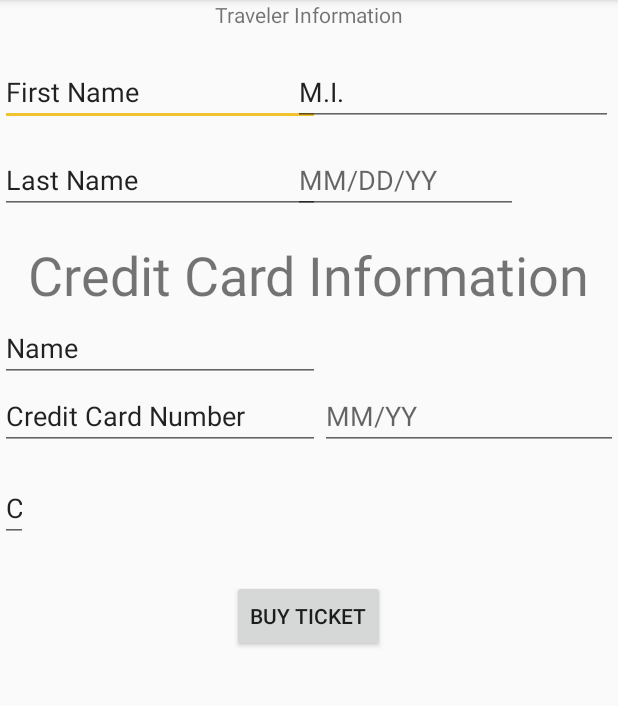
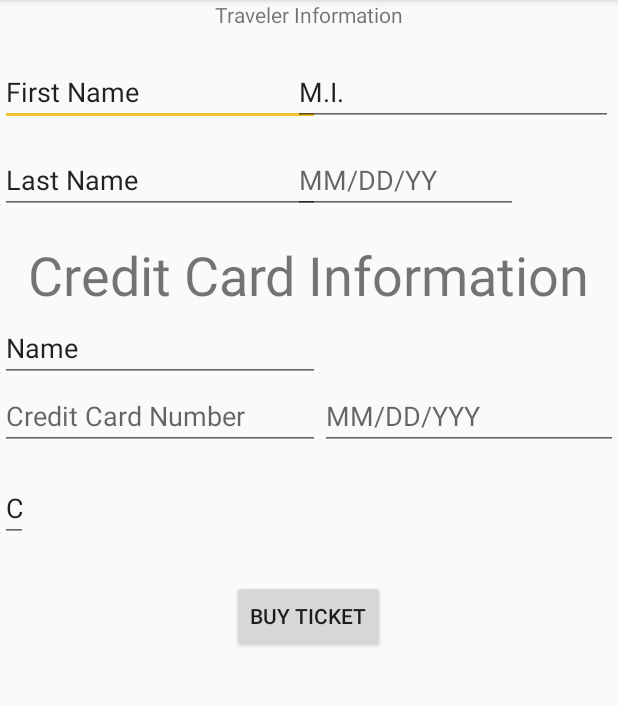
Before and after one commit to violetaria/FlyAway, an Android app: the TravelerInfo screen opened directly, with no data from a screen before it, on a phone screen of 412 x 824 dp, the part 84-790 px from its top. Run offline under Robolectric (Android 15) with nearby library versions, the phone set to English and light mode, and no system bars.

Commit message:
Added date picker to traveler info

```diff
--- a/app/src/main/java/com/flyaway/app/TravelerInfo.java
+++ b/app/src/main/java/com/flyaway/app/TravelerInfo.java
@@ -1,13 +1,79 @@
 package com.flyaway.app;
 
+import android.app.DatePickerDialog;
+import android.icu.text.SimpleDateFormat;
+import android.icu.util.Calendar;
 import android.support.v7.app.AppCompatActivity;
 import android.os.Bundle;
+import android.view.View;
+import android.widget.DatePicker;
+import android.widget.EditText;
+
+import java.util.Locale;
+
+import static com.flyaway.app.R.id.etFromDate;
+import static com.flyaway.app.R.id.etToDate;
 
 public class TravelerInfo extends AppCompatActivity {
 
+    DatePickerDialog.OnDateSetListener dobDP;
+    DatePickerDialog.OnDateSetListener expDateDP;
+    Calendar myCalendar = Calendar.getInstance();
+
+    EditText dob, expDate;
     @Override
     protected void onCreate(Bundle savedInstanceState) {
         super.onCreate(savedInstanceState);
         setContentView(R.layout.activity_traveler_info);
+
+        dob = (EditText) findViewById(R.id.dob);
+        expDate = (EditText) findViewById(R.id.exp_date);
+        dobDP = new DatePickerDialog.OnDateSetListener() {
+
+            @Override
+            public void onDateSet(DatePicker view, int year, int monthOfYear, int dayOfMonth) {
+                myCalendar.set(Calendar.YEAR, year);
+                myCalendar.set(Calendar.MONTH, monthOfYear);
+                myCalendar.set(Calendar.DAY_OF_MONTH, dayOfMonth);
+                updateLabel(dob);
+            }
+
+        };
+
+        expDateDP = new DatePickerDialog.OnDateSetListener() {
+
+            @Override
+            public void onDateSet(DatePicker view, int year, int monthOfYear, int dayOfMonth) {
+                myCalendar.set(Calendar.YEAR, year);
+                myCalendar.set(Calendar.MONTH, monthOfYear);
+                myCalendar.set(Calendar.DAY_OF_MONTH, dayOfMonth);
+                updateLabel(expDate);
+            }
+
+        };
+
+        dob.setOnClickListener(new View.OnClickListener() {
+
+            @Override
+            public void onClick(View v) {
+                new DatePickerDialog(TravelerInfo.this, dobDP, myCalendar
+                        .get(Calendar.YEAR), myCalendar.get(Calendar.MONTH),
+                        myCalendar.get(Calendar.DAY_OF_MONTH)).show();
+            }
+        });
+        expDate.setOnClickListener(new View.OnClickListener() {
+
+            @Override
+            public void onClick(View v) {
+                new DatePickerDialog(TravelerInfo.this, expDateDP, myCalendar
+                        .get(Calendar.YEAR), myCalendar.get(Calendar.MONTH),
+                        myCalendar.get(Calendar.DAY_OF_MONTH)).show();
+            }
+        });
+    }
+    private void updateLabel(EditText et) {
+        String myFormat = "MM/dd/yy";
+        SimpleDateFormat sdf = new SimpleDateFormat(myFormat, Locale.US);
+        et.setText(sdf.format(myCalendar.getTime()));
     }
 }
--- a/app/src/main/res/layout/activity_traveler_info.xml
+++ b/app/src/main/res/layout/activity_traveler_info.xml
@@ -68,25 +68,25 @@
         android:ems="10"
         android:inputType="textPersonName"
         android:text="Name"
-        android:layout_above="@+id/editText8"
+        android:layout_above="@+id/exp_date"
         android:layout_alignParentStart="true" />
 
     <EditText
-        android:id="@+id/editText7"
+        android:id="@+id/cc_number"
         android:layout_width="wrap_content"
         android:layout_height="wrap_content"
         android:layout_marginTop="31dp"
         android:ems="10"
         android:inputType="textPersonName"
-        android:text="Credit Card Number"
         android:layout_below="@+id/textView18"
-        android:layout_alignParentStart="true" />
+        android:layout_alignParentStart="true"
+        android:hint="Credit Card Number"/>
 
     <EditText
-        android:id="@+id/editText8"
+        android:id="@+id/exp_date"
         android:layout_width="wrap_content"
         android:layout_height="wrap_content"
-        android:layout_alignBottom="@+id/editText7"
+        android:layout_alignBottom="@+id/cc_number"
         android:layout_toEndOf="@+id/editText6"
         android:ems="10"
         android:inputType="date"
@@ -94,10 +94,10 @@
         android:longClickable="false"
         android:focusable="false"
         android:focusableInTouchMode="false"
-        android:hint="@string/mm_yy"/>
+        android:hint="MM/DD/YYY"/>
 
     <EditText
-        android:id="@+id/DOB"
+        android:id="@+id/dob"
         android:clickable="true"
         android:longClickable="false"
         android:focusable="false"
@@ -118,7 +118,7 @@
         android:ems="10"
         android:inputType="textPersonName"
         android:text="CVV"
-        android:layout_below="@+id/editText7"
+        android:layout_below="@+id/cc_number"
         android:layout_alignParentStart="true"
         android:layout_toStartOf="@+id/textView18" />
 
```
Also changed, not shown: app/src/main/java/com/flyaway/app/FlightList.java (+50 -3 lines).
